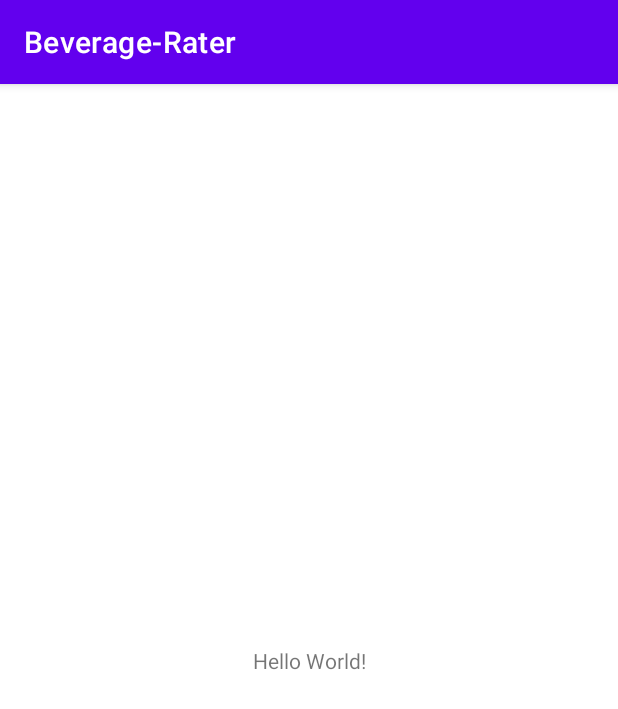
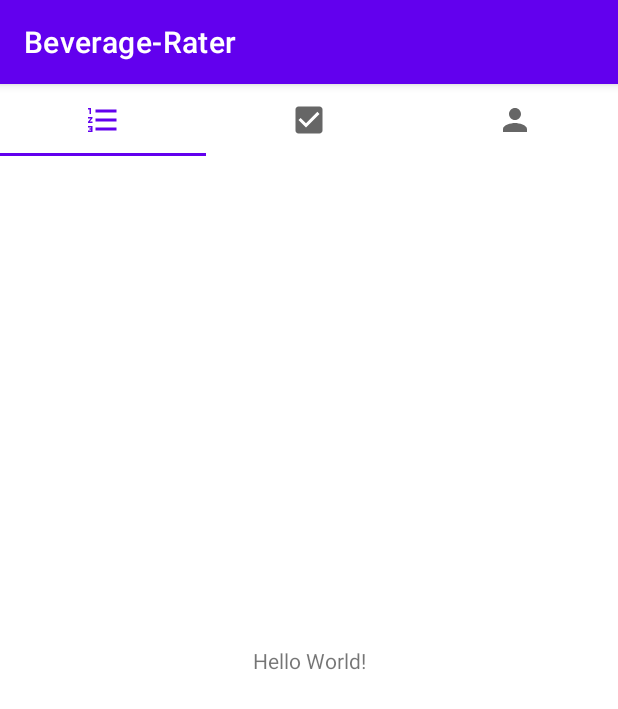
Before and after one commit to GitDal/Beverage-Rater, an Android app: the screen it shows after launch (MainActivity), on a phone screen of 412 x 824 dp. Shown: the top 709 px of the screen. Run offline under Robolectric (Android 15) with nearby library versions, the phone set to English and light mode, and no system bars.

Commit message:
Quick setup of tabs in main activity

```diff
--- a/app/build.gradle
+++ b/app/build.gradle
@@ -33,6 +33,7 @@ dependencies {
     implementation 'androidx.appcompat:appcompat:1.2.0'
     implementation 'com.google.android.material:material:1.3.0'
     implementation 'androidx.constraintlayout:constraintlayout:2.0.4'
+    implementation 'androidx.legacy:legacy-support-v4:1.0.0'
     testImplementation 'junit:junit:4.+'
     androidTestImplementation 'androidx.test.ext:junit:1.1.2'
     androidTestImplementation 'androidx.test.espresso:espresso-core:3.3.0'
--- a/app/src/main/java/dk/au/mad21spring/appproject/group6/MainActivity.java
+++ b/app/src/main/java/dk/au/mad21spring/appproject/group6/MainActivity.java
@@ -3,12 +3,55 @@ package dk.au.mad21spring.appproject.group6;
 import androidx.appcompat.app.AppCompatActivity;
 
 import android.os.Bundle;
+import android.util.Log;
+import android.widget.TextView;
+
+import com.google.android.material.tabs.TabItem;
+import com.google.android.material.tabs.TabLayout;
 
 public class MainActivity extends AppCompatActivity {
+    private static final String TAG = "MainActivity";
+
+    TextView helloTest;
+    TabLayout mainTabs;
 
     @Override
     protected void onCreate(Bundle savedInstanceState) {
         super.onCreate(savedInstanceState);
         setContentView(R.layout.activity_main);
+
+        helloTest = findViewById(R.id.main_hello_test);
+        mainTabs = findViewById(R.id.main_tabs);
+
+        mainTabs.addOnTabSelectedListener(new TabLayout.OnTabSelectedListener() {
+            @Override
+            public void onTabSelected(TabLayout.Tab tab) {
+                switch(tab.getPosition()) {
+                    case 0:
+                        helloTest.setText("Hello List");
+                        break;
+                    case 1:
+                        helloTest.setText("Hello Request");
+                        break;
+                    case 2:
+                        helloTest.setText("Hello Profile");
+                        break;
+                    default:
+                        Log.d(TAG, "Unhandled switch case");
+                        break;
+                }
+            }
+
+            @Override
+            public void onTabUnselected(TabLayout.Tab tab) {
+
+            }
+
+            @Override
+            public void onTabReselected(TabLayout.Tab tab) {
+                // Go to original fragment for the selected tab
+            }
+        });
+
     }
 }
--- /dev/null
+++ b/app/src/main/res/drawable/ic_list_ranked.xml
@@ -0,0 +1,10 @@
+<vector xmlns:android="http://schemas.android.com/apk/res/android"
+    android:width="24dp"
+    android:height="24dp"
+    android:viewportWidth="24"
+    android:viewportHeight="24"
+    android:tint="?attr/colorControlNormal">
+  <path
+      android:fillColor="@android:color/white"
+      android:pathData="M2,17h2v0.5L3,17.5v1h1v0.5L2,19v1h3v-4L2,16v1zM3,8h1L4,4L2,4v1h1v3zM2,11h1.8L2,13.1v0.9h3v-1L3.2,13L5,10.9L5,10L2,10v1zM7,5v2h14L21,5L7,5zM7,19h14v-2L7,17v2zM7,13h14v-2L7,11v2z"/>
+</vector>
--- /dev/null
+++ b/app/src/main/res/drawable/ic_profile.xml
@@ -0,0 +1,10 @@
+<vector xmlns:android="http://schemas.android.com/apk/res/android"
+    android:width="24dp"
+    android:height="24dp"
+    android:viewportWidth="24"
+    android:viewportHeight="24"
+    android:tint="?attr/colorControlNormal">
+  <path
+      android:fillColor="@android:color/white"
+      android:pathData="M12,12c2.21,0 4,-1.79 4,-4s-1.79,-4 -4,-4 -4,1.79 -4,4 1.79,4 4,4zM12,14c-2.67,0 -8,1.34 -8,4v2h16v-2c0,-2.66 -5.33,-4 -8,-4z"/>
+</vector>
--- /dev/null
+++ b/app/src/main/res/drawable/ic_request.xml
@@ -0,0 +1,10 @@
+<vector xmlns:android="http://schemas.android.com/apk/res/android"
+    android:width="24dp"
+    android:height="24dp"
+    android:viewportWidth="24"
+    android:viewportHeight="24"
+    android:tint="?attr/colorControlNormal">
+  <path
+      android:fillColor="@android:color/white"
+      android:pathData="M19,3L5,3c-1.11,0 -2,0.9 -2,2v14c0,1.1 0.89,2 2,2h14c1.11,0 2,-0.9 2,-2L21,5c0,-1.1 -0.89,-2 -2,-2zM10,17l-5,-5 1.41,-1.41L10,14.17l7.59,-7.59L19,8l-9,9z"/>
+</vector>
--- a/app/src/main/res/layout/activity_main.xml
+++ b/app/src/main/res/layout/activity_main.xml
@@ -7,6 +7,7 @@
     tools:context=".MainActivity">
 
     <TextView
+        android:id="@+id/main_hello_test"
         android:layout_width="wrap_content"
         android:layout_height="wrap_content"
         android:text="Hello World!"
@@ -15,4 +16,32 @@
         app:layout_constraintRight_toRightOf="parent"
         app:layout_constraintTop_toTopOf="parent" />
 
+    <com.google.android.material.tabs.TabLayout
+        android:id="@+id/main_tabs"
+        android:layout_width="match_parent"
+        android:layout_height="wrap_content"
+        app:layout_constraintEnd_toEndOf="parent"
+        app:layout_constraintStart_toStartOf="parent"
+        app:layout_constraintTop_toTopOf="parent">
+
+        <com.google.android.material.tabs.TabItem
+            android:id="@+id/main_list_tab"
+            android:layout_width="wrap_content"
+            android:layout_height="wrap_content"
+            android:icon="@drawable/ic_list_ranked" />
+
+        <com.google.android.material.tabs.TabItem
+            android:id="@+id/main_request_tab"
+            android:layout_width="wrap_content"
+            android:layout_height="wrap_content"
+            android:icon="@drawable/ic_request" />
+
+        <com.google.android.material.tabs.TabItem
+            android:id="@+id/main_profile_tab"
+            android:layout_width="wrap_content"
+            android:layout_height="wrap_content"
+            android:icon="@drawable/ic_profile" />
+
+    </com.google.android.material.tabs.TabLayout>
+
 </androidx.constraintlayout.widget.ConstraintLayout>
--- a/app/src/main/res/values/strings.xml
+++ b/app/src/main/res/values/strings.xml
@@ -1,3 +1,5 @@
 <resources>
     <string name="app_name">Beverage-Rater</string>
+    <!-- TODO: Remove or change this placeholder text -->
+    <string name="hello_blank_fragment">Hello blank fragment</string>
 </resources>
```
Also changed, not shown: app/src/main/java/dk/au/mad21spring/appproject/group6/ListFragment.java (added, +64 -0 lines), app/src/main/res/layout/fragment_list.xml (added, +14 -0 lines).
